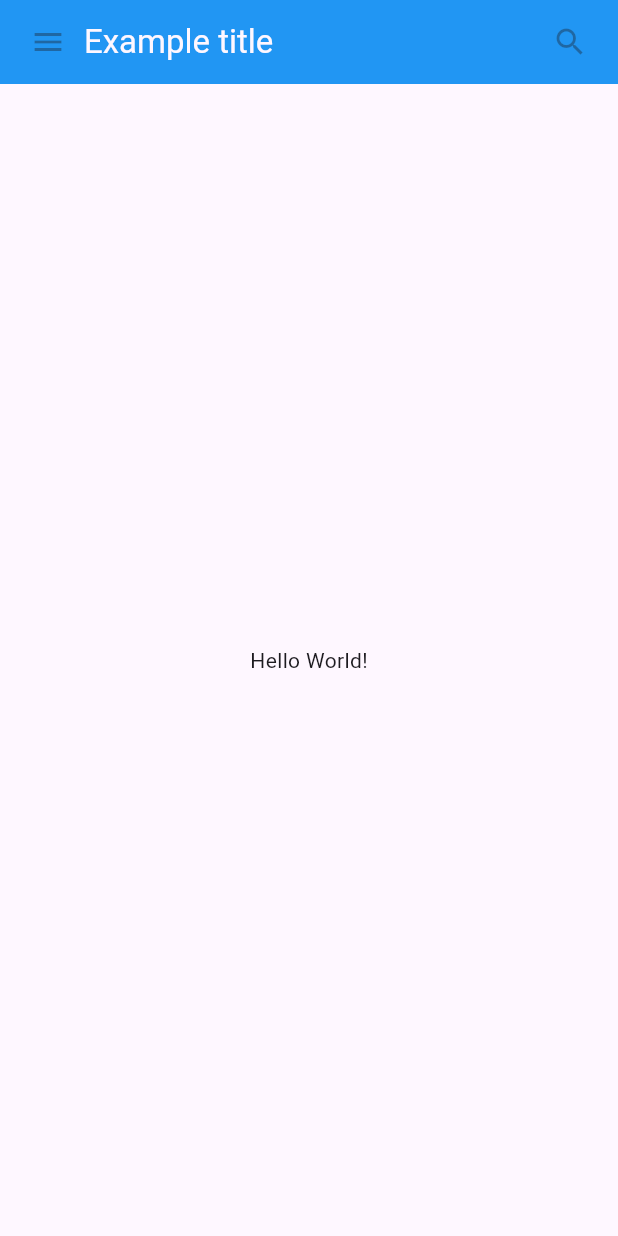
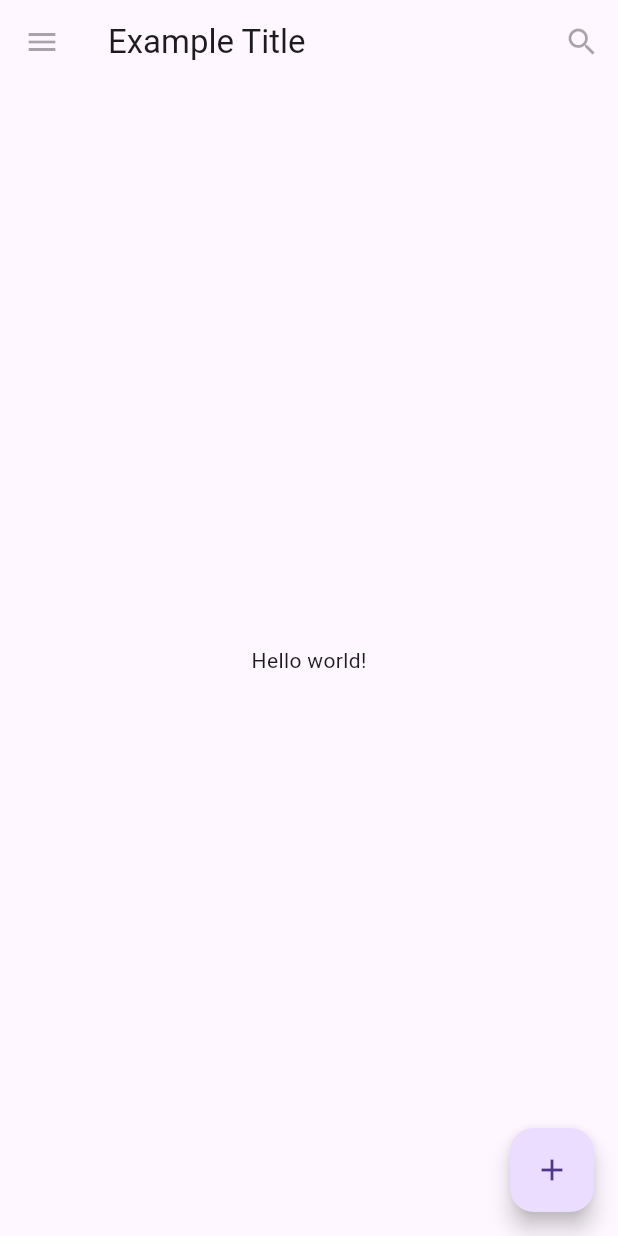
Before and after one commit to Tuton000/learnflutter, a Flutter app: the screen it shows after launch, on a phone screen of 412 x 824 dp. Run offline on Flutter 3.47's test engine with Material 3 defaults, Android fonts, the phone set to English and light mode, and no system bars.

```diff
--- a/lib/main.dart
+++ b/lib/main.dart
@@ -1,69 +1,38 @@
 import 'package:flutter/material.dart';
 
 void main() {
-  runApp(
-    MaterialApp(
-      title: 'My App', // Used by OS task switcher
-      home: SafeArea(child: MyScaffold()),
-    ),
-  );
+  runApp(MaterialApp(title: 'Flutter Tutorial', home: FlutterTutorial()));
 }
 
-class MyScaffold extends StatelessWidget {
-  const MyScaffold({super.key});
+class FlutterTutorial extends StatelessWidget {
+  const FlutterTutorial({super.key});
 
   @override
   Widget build(BuildContext context) {
-    // Material is conceptual piece of paper
-    // on which the UI appears
-    return Material(
-      // Column is a vertical linear layout
-      child: Column(
-        children: [
-          MyAppBar(
-            title: Text(
-              'Example title',
-              style: Theme.of(context).primaryTextTheme.titleLarge,
-            ),
+    // Scaffold is a layout for the major Material components
+    return Scaffold(
+      appBar: AppBar(
+        leading: IconButton(
+          onPressed: null,
+          tooltip: 'Navigation menu',
+          icon: Icon(Icons.menu),
+        ),
+        title: Text('Example Title'),
+        actions: [
+          IconButton(
+            onPressed: null,
+            tooltip: 'Search',
+            icon: Icon(Icons.search),
           ),
-          const Expanded(child: Center(child: Text('Hello World!'))),
         ],
+      ),
+      // body is the majority of the screen
+      body: const Center(child: Text('Hello world!')),
+      floatingActionButton: FloatingActionButton(
+        tooltip: 'Add', // used by assistive technologies
+        onPressed: null,
+        child: Icon(Icons.add),
       ),
     );
   }
 }
-
-class MyAppBar extends StatelessWidget {
-  const MyAppBar({required this.title, super.key});
-
-  // Field variables in a widget subclass are always marked as final
-
-  final Widget title;
-
-  @override
-  Widget build(BuildContext context) {
-    return Container(
-      height: 56.0,
-      padding: EdgeInsets.symmetric(horizontal: 8),
-      decoration: BoxDecoration(color: Colors.blue[500]),
-      child: Row(
-        // Row is a horizontal liner layout
-        children: [
-          IconButton(
-            onPressed: null, // null disable the button
-            icon: Icon(Icons.menu),
-            tooltip: 'Navigation menu',
-          ),
-          // Expanded expands it's child
-          // to fill the available space
-          Expanded(child: title),
-          IconButton(
-            onPressed: null,
-            icon: Icon(Icons.search),
-            tooltip: 'Search',
-          ),
-        ],
-      ),
-    );
-  }
-}
```
